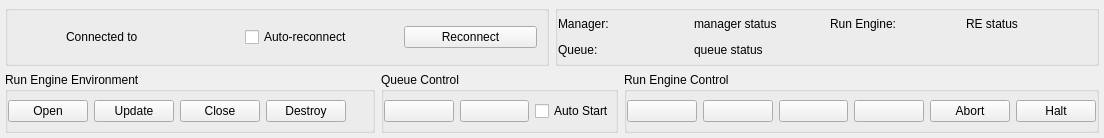
First picture: the form in src/QSview/resources/status.ui, repository BCDA-APS/QSview, before the edit.
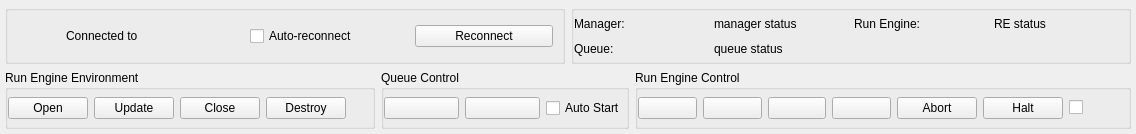
Second picture: the form after the edit. Icons and pictures are not drawn.

Commit message: Clean up UI (remove buttons & plan editor)

```diff
--- a/src/QSview/resources/status.ui
+++ b/src/QSview/resources/status.ui
@@ -6,8 +6,8 @@
    <rect>
     <x>0</x>
     <y>0</y>
-    <width>1104</width>
-    <height>138</height>
+    <width>1136</width>
+    <height>134</height>
    </rect>
   </property>
   <property name="windowTitle">
@@ -536,6 +536,16 @@
            </property>
           </widget>
          </item>
+         <item>
+          <widget class="QCheckBox" name="advancedCheckBox">
+           <property name="toolTip">
+            <string>Enable/disable advanced mode</string>
+           </property>
+           <property name="text">
+            <string/>
+           </property>
+          </widget>
+         </item>
         </layout>
        </widget>
       </item>
```
The commit also changes 6 other files.
